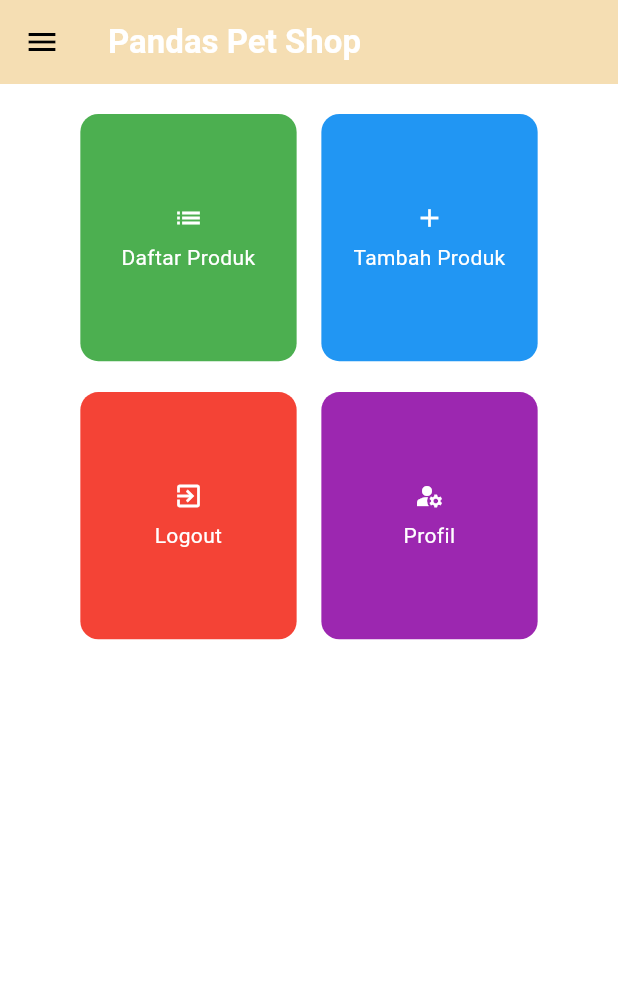
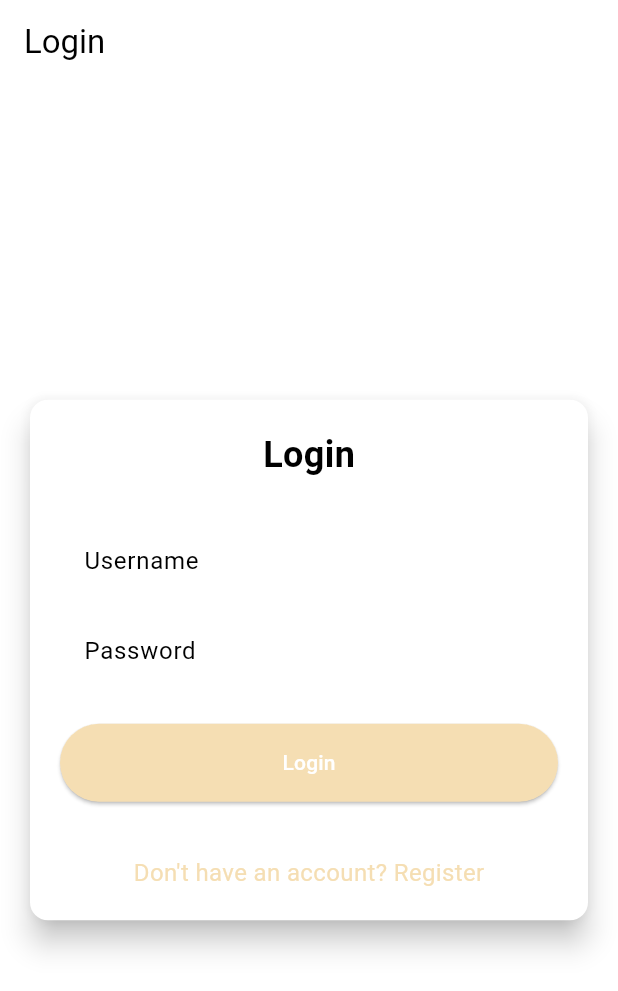
Before and after one commit to rafliesa/pandas-pet-shop-mobile, a Flutter app: the screen it shows after launch, on a phone screen of 412 x 824 dp. Shown: the top 991 px of the screen. Run offline on Flutter 3.47's test engine with Material 3 defaults, Android fonts, the phone set to English and light mode, and no system bars; missing offline and left inert: pbp_django_auth.

Commit message:
menyelesaikan tugas 9

```diff
--- a/lib/main.dart
+++ b/lib/main.dart
@@ -1,5 +1,8 @@
 import 'package:flutter/material.dart';
-import 'package:myapp/menu.dart';
+import 'package:pandas_pet_shop_mobile/menu.dart';
+import 'package:pandas_pet_shop_mobile/screens/login.dart';
+import 'package:pbp_django_auth/pbp_django_auth.dart';
+import 'package:provider/provider.dart';
 
 void main() {
   runApp(const MyApp());
@@ -11,7 +14,12 @@ class MyApp extends StatelessWidget {
   // This widget is the root of your application.
   @override
   Widget build(BuildContext context) {
-    return MaterialApp(
+    return Provider(
+      create: (_) {
+      CookieRequest request = CookieRequest();
+      return request;
+    },
+    child:  MaterialApp(
       title: 'Flutter Demo',
       theme: ThemeData(
         colorScheme: ColorScheme.fromSwatch().copyWith(
@@ -19,7 +27,8 @@ class MyApp extends StatelessWidget {
             secondary: Colors.deepOrange[400]),
         useMaterial3: true,
       ),
-      home: MyHomePage(),
+      home: const LoginPage(),
+    ),
     );
   }
 }
--- /dev/null
+++ b/lib/screens/login.dart
@@ -0,0 +1,182 @@
+import 'package:pandas_pet_shop_mobile/menu.dart';
+import 'package:flutter/material.dart';
+import 'package:pbp_django_auth/pbp_django_auth.dart';
+import 'package:provider/provider.dart';
+import 'package:pandas_pet_shop_mobile/screens/register.dart';
+// TODO: Import halaman RegisterPage jika sudah dibuat
+
+void main() {
+  runApp(const LoginApp());
+}
+
+class LoginApp extends StatelessWidget {
+  const LoginApp({super.key});
+
+  @override
+  Widget build(BuildContext context) {
+    return MaterialApp(
+      title: 'Login',
+      theme: ThemeData(
+        useMaterial3: true,
+        colorScheme: ColorScheme.fromSwatch(
+          primarySwatch: Colors.deepPurple,
+        ).copyWith(secondary: Colors.deepPurple[400]),
+      ),
+      home: const LoginPage(),
+    );
+  }
+}
+
+class LoginPage extends StatefulWidget {
+  const LoginPage({super.key});
+
+  @override
+  State<LoginPage> createState() => _LoginPageState();
+}
+
+class _LoginPageState extends State<LoginPage> {
+  final TextEditingController _usernameController = TextEditingController();
+  final TextEditingController _passwordController = TextEditingController();
+
+  @override
+  Widget build(BuildContext context) {
+    final request = context.watch<CookieRequest>();
+
+    return Scaffold(
+      appBar: AppBar(
+        title: const Text('Login'),
+      ),
+      body: Center(
+        child: SingleChildScrollView(
+          padding: const EdgeInsets.all(16.0),
+          child: Card(
+            elevation: 8,
+            shape: RoundedRectangleBorder(
+              borderRadius: BorderRadius.circular(12.0),
+            ),
+            child: Padding(
+              padding: const EdgeInsets.all(20.0),
+              child: Column(
+                mainAxisSize: MainAxisSize.min,
+                children: [
+                  const Text(
+                    'Login',
+                    style: TextStyle(
+                      fontSize: 24.0,
+                      fontWeight: FontWeight.bold,
+                    ),
+                  ),
+                  const SizedBox(height: 30.0),
+                  TextField(
+                    controller: _usernameController,
+                    decoration: const InputDecoration(
+                      labelText: 'Username',
+                      hintText: 'Enter your username',
+                      border: OutlineInputBorder(
+                        borderRadius: BorderRadius.all(Radius.circular(12.0)),
+                      ),
+                      contentPadding:
+                          EdgeInsets.symmetric(horizontal: 12.0, vertical: 8.0),
+                    ),
+                  ),
+                  const SizedBox(height: 12.0),
+                  TextField(
+                    controller: _passwordController,
+                    decoration: const InputDecoration(
+                      labelText: 'Password',
+                      hintText: 'Enter your password',
+                      border: OutlineInputBorder(
+                        borderRadius: BorderRadius.all(Radius.circular(12.0)),
+                      ),
+                      contentPadding:
+                          EdgeInsets.symmetric(horizontal: 12.0, vertical: 8.0),
+                    ),
+                    obscureText: true,
+                  ),
+                  const SizedBox(height: 24.0),
+                  ElevatedButton(
+                    onPressed: () async {
+                      String username = _usernameController.text;
+                      String password = _passwordController.text;
+
+                      // Cek kredensial
+                      // TODO: Ganti URL dan jangan lupa tambahkan trailing slash (/) di akhir URL!
+                      // Untuk menyambungkan Android emulator dengan Django pada localhost,
+                      // gunakan URL http://10.0.2.2/
+                      final response = await request
+                          .login("http://127.0.0.1:8000/auth/login/", {
+                        'username': username,
+                        'password': password,
+                      });
+
+                      if (request.loggedIn) {
+                        String message = response['message'];
+                        String uname = response['username'];
+                        if (context.mounted) {
+                          Navigator.pushReplacement(
+                            context,
+                            MaterialPageRoute(
+                                builder: (context) => MyHomePage()),
+                          );
+                          ScaffoldMessenger.of(context)
+                            ..hideCurrentSnackBar()
+                            ..showSnackBar(
+                              SnackBar(
+                                  content:
+                                      Text("$message Selamat datang, $uname.")),
+                            );
+                        }
+                      } else {
+                        if (context.mounted) {
+                          showDialog(
+                            context: context,
+                            builder: (context) => AlertDialog(
+                              title: const Text('Login Gagal'),
+                              content: Text(response['message']),
+                              actions: [
+                                TextButton(
+                                  child: const Text('OK'),
+                                  onPressed: () {
+                                    Navigator.pop(context);
+                                  },
+                                ),
+                              ],
+                            ),
+                          );
+                        }
+                      }
+                    },
+                    style: ElevatedButton.styleFrom(
+                      foregroundColor: Colors.white,
+                      minimumSize: Size(double.infinity, 50),
+                      backgroundColor: Theme.of(context).colorScheme.primary,
+                      padding: const EdgeInsets.symmetric(vertical: 16.0),
+                    ),
+                    child: const Text('Login'),
+                  ),
+                  const SizedBox(height: 36.0),
+                  GestureDetector(
+                    onTap: () {
+                      Navigator.push(
+                        context,
+                        MaterialPageRoute(
+                            builder: (context) => const RegisterPage()),
+                      );
+                    },
+                    child: Text(
+                      'Don\'t have an account? Register',
+                      style: TextStyle(
+                        color: Theme.of(context).colorScheme.primary,
+                        fontSize: 16.0,
+                      ),
+                    ),
+                  ),
+                ],
+              ),
+            ),
+          ),
+        ),
+      ),
+    );
+  }
+}
--- a/pubspec.yaml
+++ b/pubspec.yaml
@@ -1,4 +1,4 @@
-name: myapp
+name: pandas_pet_shop_mobile
 description: "A new Flutter project."
 # The following line prevents the package from being accidentally published to
 # pub.dev using `flutter pub publish`. This is preferred for private packages.
@@ -35,6 +35,10 @@ dependencies:
   # The following adds the Cupertino Icons font to your application.
   # Use with the CupertinoIcons class for iOS style icons.
   cupertino_icons: ^1.0.8
+  provider: ^6.1.2
+  pbp_django_auth: ^0.4.0
+  image_picker: ^0.8.7+5
+  http: ^1.2.2
 
 dev_dependencies:
   flutter_test:
```
Also changed, not shown: lib/menu.dart (+37 -9 lines), lib/models/product.dart (added, +69 -0 lines), lib/screens/form.dart (+40 -35 lines), lib/screens/list_product.dart (added, +112 -0 lines), lib/screens/register.dart (added, +166 -0 lines), lib/screens/view_product.dart (added, +40 -0 lines), lib/widgets/left_drawer.dart (+14 -2 lines), pubspec.lock, 3 other files.
